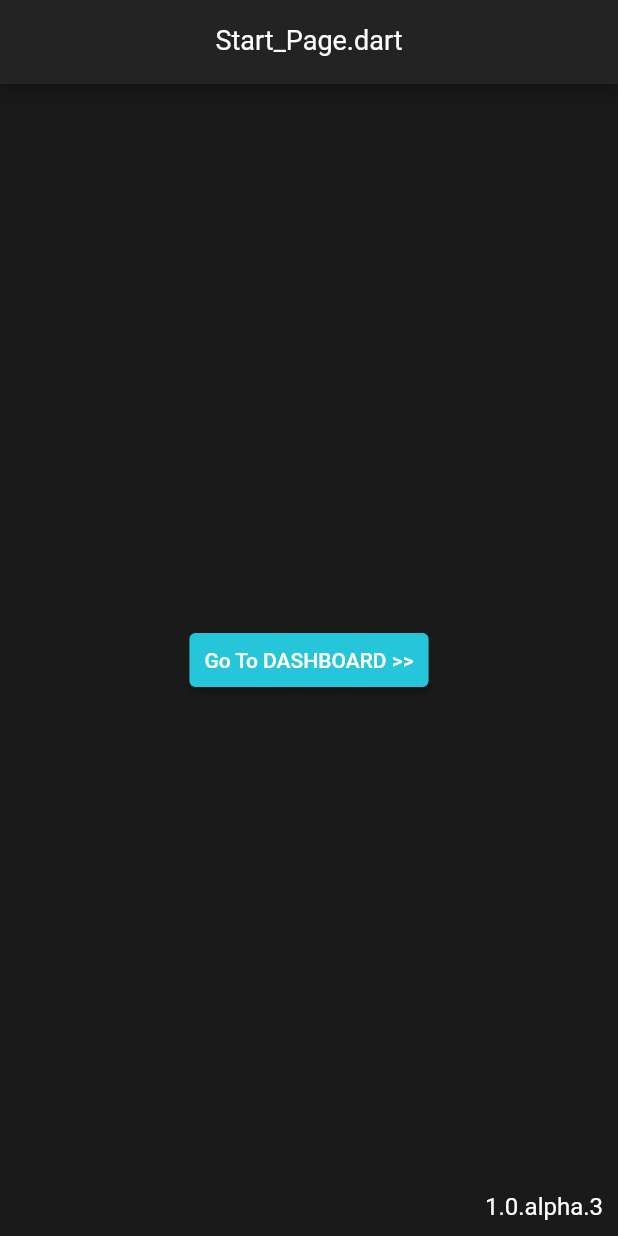
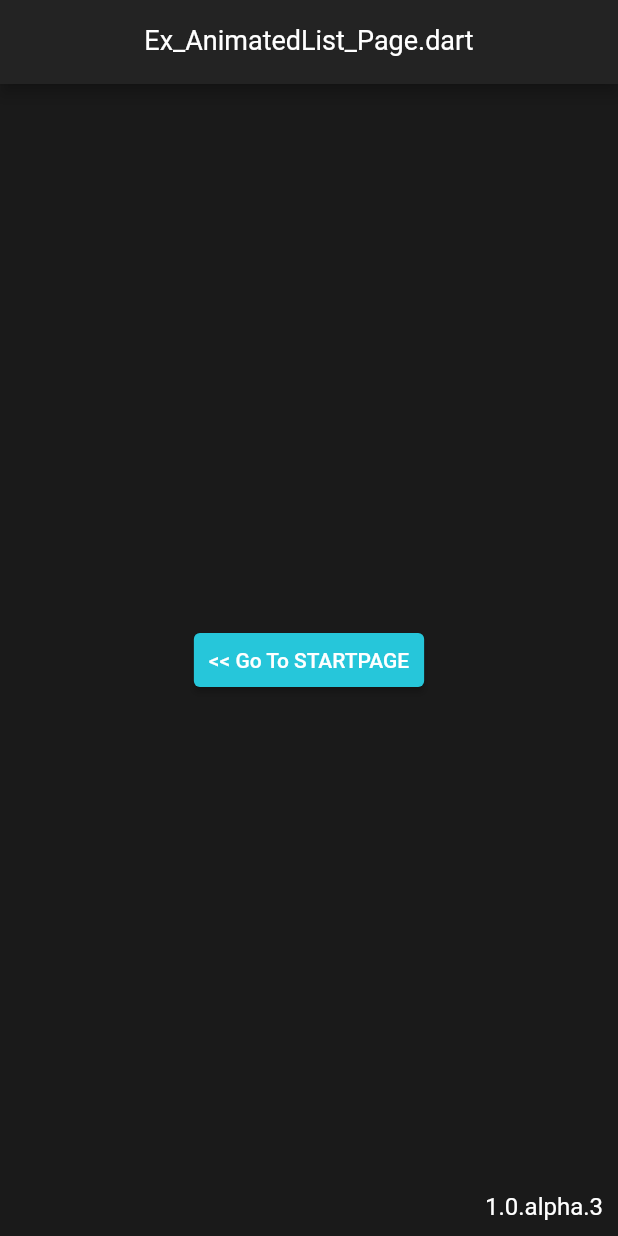
Before and after one commit to redfrogred/examples, a Flutter app: the screen it shows after launch, on a phone screen of 412 x 824 dp. Run offline on Flutter 3.47's test engine with Material 2 defaults, Android fonts, the phone set to English and light mode, and no system bars; our stand-ins replace page_transition, webview_flutter.

Commit message:
basis for animated list page

```diff
--- a/lib/main.dart
+++ b/lib/main.dart
@@ -44,13 +44,15 @@ class MyApp extends StatelessWidget {
           ),
       ),
       //initialRoute: 'Dashboard_Page',
-      initialRoute: 'Start_Page',
+      //initialRoute: 'Start_Page',
+      initialRoute: 'Ex_AnimatedList_Page',
       routes: {
         'Start_Page': (context) => const Start_Page(),
         'End_Page': (context) => const End_Page(),
         'Dashboard_Page': (context) => const Dashboard_Page(),
         'Debug_Page': (context) => const Debug_Page(),
-        'Dummy1_Page': (context) => const Dummy1_Page(),
+        'Ex_HTML_Page': (context) => const Ex_HTML_Page(),
+        'Ex_AnimatedList_Page': (context) => const Ex_AnimatedList_Page(),
         'Log_Page': (context) => const Log_Page(),
       },
     );
--- /dev/null
+++ b/lib/pages/Ex_AnimatedList_Page.dart
@@ -0,0 +1,93 @@
+// ignore_for_file: prefer_const_constructors, camel_case_types
+
+import 'package:flutter/material.dart';
+import 'package:provider/provider.dart';
+import '../classes/Config.dart';
+import '../classes/Utils.dart';
+import '../pages/_AllPages.dart';
+import '../providers/Controller.dart';
+
+class Ex_AnimatedList_Page extends StatefulWidget {
+  const Ex_AnimatedList_Page({ super.key });
+
+  @override
+  State createState() => _Ex_AnimatedList_PageState();
+}
+
+class _Ex_AnimatedList_PageState extends State<Ex_AnimatedList_Page> {
+
+  _Ex_AnimatedList_PageState() {
+    Utils.log( 'Ex_AnimatedList_Page.dart', '<<< init  >>', 0 );
+  }
+
+  // (this page) variables
+  static const String _fileName = 'Ex_AnimatedList_Page.dart';
+
+  // (this page) init and dispose
+  @override
+  void initState() {
+    super.initState();
+    Utils.log( _fileName, 'initState()' );
+    WidgetsBinding.instance.addPostFrameCallback((_) => _addPostFrameCallbackTriggered(context));
+  }
+
+  @override
+  void dispose() {
+    Utils.log( _fileName, ' dispose()');
+    super.dispose();
+  }
+
+  // (this page) methods
+  void _buildTriggered() {
+    Utils.log( _fileName, ' _buildTriggered()');
+  }
+
+  void _addPostFrameCallbackTriggered( context ) {
+    Utils.log( _fileName, ' _addPostFrameCallbackTriggered()');
+  }
+
+  // (this page) build
+  @override
+  Widget build(BuildContext context) {
+
+    _buildTriggered();
+
+    return SafeArea(
+        child: Scaffold(
+          resizeToAvoidBottomInset: false,
+          backgroundColor: Config.mainBackgroundColor,
+          appBar: AppBar(
+            title: const Text( _fileName ),
+            centerTitle: true,
+          ), //AppBar
+          // drawer: DrawerWidget(),
+          body: Stack(
+            children: [
+              Container(
+                color: Colors.transparent,
+                child: Center(
+                  child: ElevatedButton(
+                    child: Text('<< Go To STARTPAGE'),
+                    onPressed: () {
+                      Utils.log( _fileName, '( $_fileName ) (event) clicked "go to Star_tPage()"');
+                      Navigator.of(context).push(
+                        MaterialPageRoute(builder: (_) => Start_Page())
+                      );
+                    },
+                  ),
+                ),
+              ),
+              Positioned(
+                right: 10,
+                bottom: 10,
+                child: (
+                  //Text( Config.appVersion + ' (${ Config.pops.toString() })' )
+                  Text( context.watch<Controller>().getAppInfo() )
+                ),
+              )
+            ],
+          ),
+        ),
+      );
+  }
+}
--- a/lib/pages/_AllPages.dart
+++ b/lib/pages/_AllPages.dart
@@ -4,6 +4,7 @@
 export 'Start_Page.dart';
 export 'Dashboard_Page.dart';
 export 'End_Page.dart';
+export 'Ex_HTML_Page.dart';
+export 'Ex_AnimatedList_Page.dart';
 export 'Debug_Page.dart';
-export 'Dummy1_Page.dart';
 export 'Log_Page.dart';
```
Also changed, not shown: lib/pages/Ex_HTML_Page.dart (renamed from lib/pages/Dummy1_Page.dart, +7 -7 lines).
